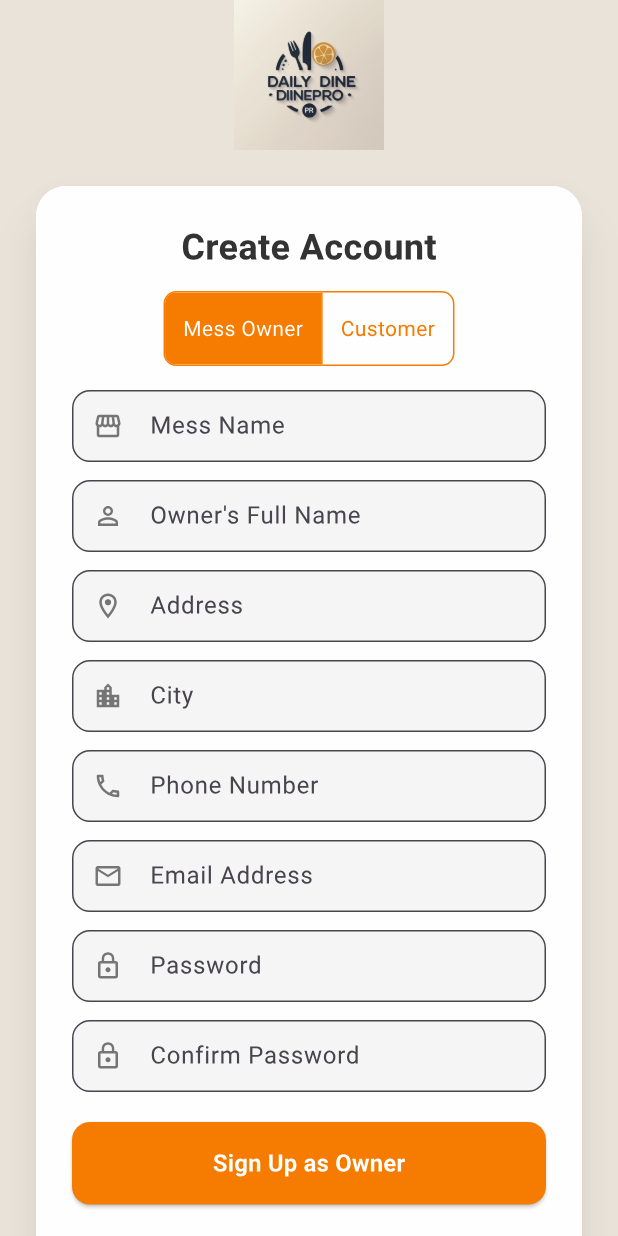
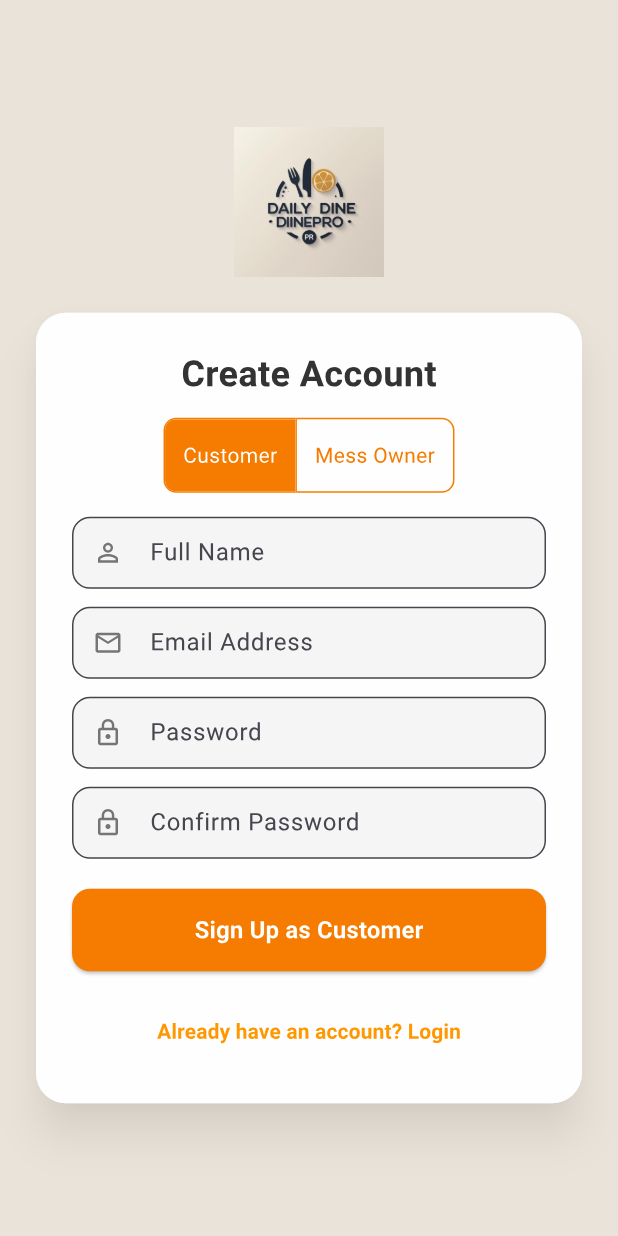
Before and after one commit to DevTamakuwala/daily-dine-pro-flutter, a Flutter app: the screen it shows after launch, after a tap on "Don't have an account? Sign Up", on a phone screen of 412 x 824 dp. Run offline on Flutter 3.47's test engine with Material 3 defaults, Android fonts, the phone set to English and light mode, and no system bars; missing offline and left inert: encrypt, pointycastle; network calls fail; Roboto replaces fonts that are missing (Poppins).

Commit message:
feat: Implement forgot password and update signup default
Implemented the "Forgot Password" feature on the login screen, navigating users to a dedicated password reset screen.
Changed the default user type on the registration screen from "Mess Owner" to "Customer" to streamline the signup process for the more common user type.
Refactored login handling logic in `LoginForm.dart`.
Added a changelog file `Forgot_password_and_signup_changes.md` to document these changes.

```diff
--- a/lib/Screens/Auth/SignupForm.dart
+++ b/lib/Screens/Auth/SignupForm.dart
@@ -18,7 +18,8 @@ class _SignupFormState extends State<SignupForm> {
   // State and controllers from your provided UI
   final _messOwnerFormKey = GlobalKey<FormState>();
   final _customerFormKey = GlobalKey<FormState>();
-  UserType _selectedUserType = UserType.MessOwner;
+  // CHANGE: The default user type is changed to "Customer" to prioritize the more common user type.
+  UserType _selectedUserType = UserType.Customer;
 
   // Mess Owner Controllers
   final _messNameController = TextEditingController();
@@ -63,10 +64,11 @@ class _SignupFormState extends State<SignupForm> {
         const Text("Create Account", style: TextStyle(fontSize: 24, fontWeight: FontWeight.bold)),
         const SizedBox(height: 12),
         ToggleButtons(
-          isSelected: [_selectedUserType == UserType.MessOwner, _selectedUserType == UserType.Customer],
+          // CHANGE: The order of the toggle buttons is changed to reflect the new default user type.
+          isSelected: [_selectedUserType == UserType.Customer, _selectedUserType == UserType.MessOwner],
           onPressed: (index) {
             setState(() {
-              _selectedUserType = index == 0 ? UserType.MessOwner : UserType.Customer;
+              _selectedUserType = index == 0 ? UserType.Customer : UserType.MessOwner;
             });
           },
           borderRadius: BorderRadius.circular(8),
@@ -76,17 +78,18 @@ class _SignupFormState extends State<SignupForm> {
           borderColor: Colors.orange.shade700,
           selectedBorderColor: Colors.orange.shade700,
           children: const [
+            Padding(padding: EdgeInsets.symmetric(horizontal: 12), child: Text("Customer")),
             Padding(padding: EdgeInsets.symmetric(horizontal: 12), child: Text("Mess Owner")),
-            Padding(padding: EdgeInsets.symmetric(horizontal: 12), child: Text("Customer")),
           ],
         ),
         const SizedBox(height: 16),
         AnimatedSwitcher(
           duration: const Duration(milliseconds: 300),
           transitionBuilder: (child, animation) => FadeTransition(opacity: animation, child: child),
-          child: _selectedUserType == UserType.MessOwner
-              ? _buildMessOwnerSubForm()
-              : _buildCustomerSubForm(),
+          // CHANGE: The default form is changed to the customer form.
+          child: _selectedUserType == UserType.Customer
+              ? _buildCustomerSubForm()
+              : _buildMessOwnerSubForm(),
         ),
         const SizedBox(height: 16),
         buildFlipButton(label: "Already have an account? Login", onFlip: widget.onFlip),
--- a/lib/credentials/api_url.dart
+++ b/lib/credentials/api_url.dart
@@ -1 +1 @@
-String url = "http://192.168.1.5:8080/api/";
+String url = "http://192.168.29.75:8080/api/";
```
Also changed, not shown: lib/Screens/Auth/LoginForm.dart (+37 -35 lines), 1 other file.
